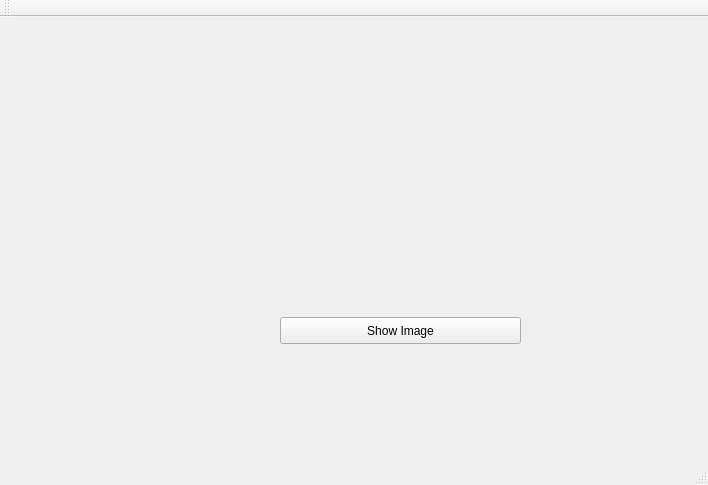
Above: test1/mainwindow.ui from Bernardomrf/OpenCV before the change. Below: the same form after it.
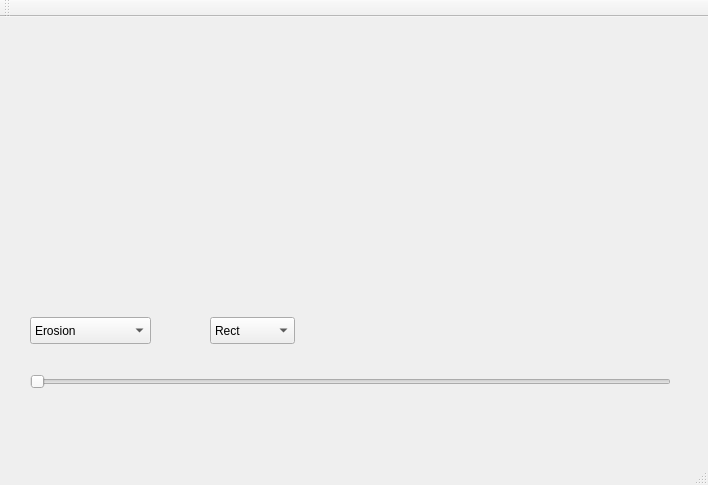
That is the form after the change.

The edit to the form file:
```diff
--- a/test1/mainwindow.ui
+++ b/test1/mainwindow.ui
@@ -14,19 +14,6 @@
    <string>MainWindow</string>
   </property>
   <widget class="QWidget" name="centralWidget">
-   <widget class="QPushButton" name="pushButton">
-    <property name="geometry">
-     <rect>
-      <x>280</x>
-      <y>300</y>
-      <width>241</width>
-      <height>27</height>
-     </rect>
-    </property>
-    <property name="text">
-     <string>Show Image</string>
-    </property>
-   </widget>
    <widget class="QLabel" name="label">
     <property name="geometry">
      <rect>
@@ -47,7 +34,7 @@
     <property name="geometry">
      <rect>
       <x>410</x>
-      <y>20</y>
+      <y>30</y>
       <width>261</width>
       <height>251</height>
      </rect>
@@ -59,6 +46,95 @@
      <bool>true</bool>
     </property>
    </widget>
+   <widget class="QSlider" name="horizontalSlider">
+    <property name="geometry">
+     <rect>
+      <x>30</x>
+      <y>350</y>
+      <width>641</width>
+      <height>29</height>
+     </rect>
+    </property>
+    <property name="maximum">
+     <number>40</number>
+    </property>
+    <property name="singleStep">
+     <number>1</number>
+    </property>
+    <property name="orientation">
+     <enum>Qt::Horizontal</enum>
+    </property>
+   </widget>
+   <widget class="QComboBox" name="comboBox">
+    <property name="geometry">
+     <rect>
+      <x>30</x>
+      <y>300</y>
+      <width>121</width>
+      <height>27</height>
+     </rect>
+    </property>
+    <item>
+     <property name="text">
+      <string>Erosion</string>
+     </property>
+    </item>
+    <item>
+     <property name="text">
+      <string>Dilation</string>
+     </property>
+    </item>
+    <item>
+     <property name="text">
+      <string>Opening</string>
+     </property>
+    </item>
+    <item>
+     <property name="text">
+      <string>Closing</string>
+     </property>
+    </item>
+    <item>
+     <property name="text">
+      <string>Gradient</string>
+     </property>
+    </item>
+    <item>
+     <property name="text">
+      <string>Top Hat</string>
+     </property>
+    </item>
+    <item>
+     <property name="text">
+      <string>Black Hat</string>
+     </property>
+    </item>
+   </widget>
+   <widget class="QComboBox" name="comboBox_2">
+    <property name="geometry">
+     <rect>
+      <x>210</x>
+      <y>300</y>
+      <width>85</width>
+      <height>27</height>
+     </rect>
+    </property>
+    <item>
+     <property name="text">
+      <string>Rect</string>
+     </property>
+    </item>
+    <item>
+     <property name="text">
+      <string>Cross</string>
+     </property>
+    </item>
+    <item>
+     <property name="text">
+      <string>Ellipse</string>
+     </property>
+    </item>
+   </widget>
   </widget>
   <widget class="QMenuBar" name="menuBar">
    <property name="geometry">
```
